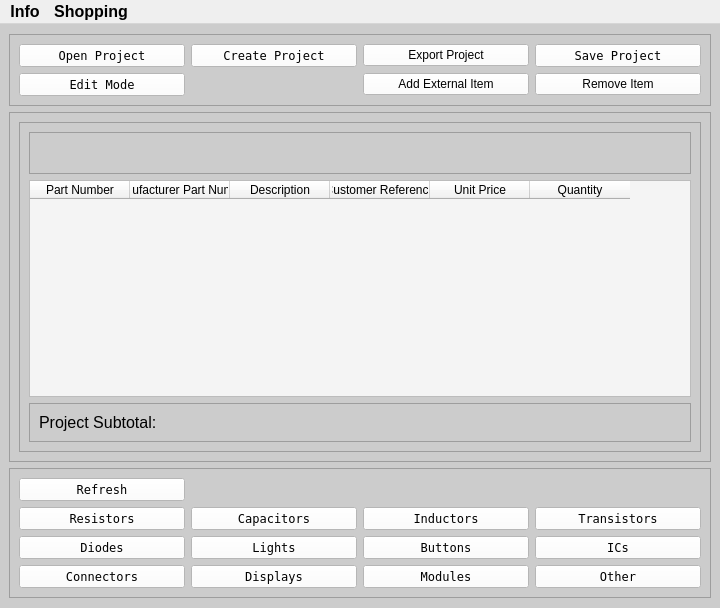
Old version of the form Program_Files/UI_Files/project_window.ui in the repository Thomas1B/Electronics-Inventory-Program.
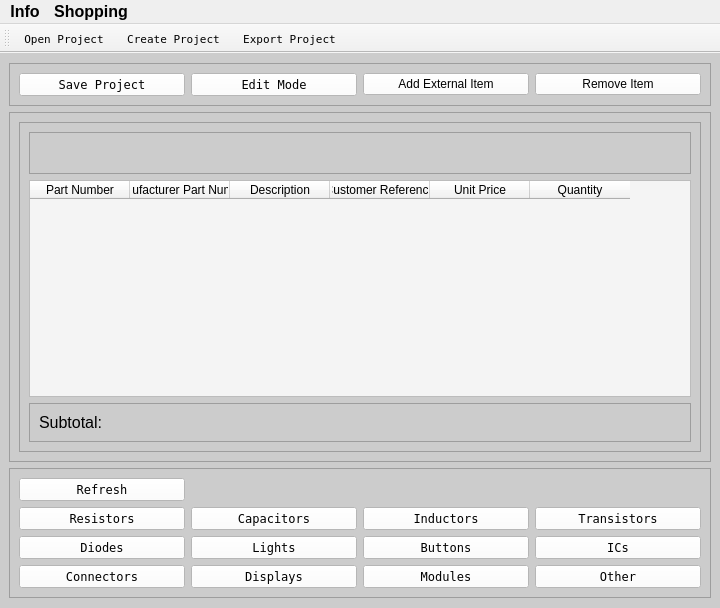
New version of the form. Icons and pictures are not drawn.

Diff of the .ui file:
```diff
--- a/Program_Files/UI_Files/project_window.ui
+++ b/Program_Files/UI_Files/project_window.ui
@@ -40,87 +40,25 @@
        <enum>QFrame::Raised</enum>
       </property>
       <layout class="QGridLayout" name="gridLayout">
-       <item row="0" column="0">
-        <widget class="QPushButton" name="btn_open_project">
-         <property name="maximumSize">
-          <size>
-           <width>16777215</width>
-           <height>16777215</height>
-          </size>
-         </property>
+       <item row="1" column="1">
+        <widget class="QPushButton" name="btn_edit_mode">
          <property name="font">
           <font>
            <family>Terminal</family>
           </font>
          </property>
-         <property name="styleSheet">
-          <string notr="true">background-color: rgb(255, 255, 255);</string>
+         <property name="cursor">
+          <cursorShape>PointingHandCursor</cursorShape>
          </property>
-         <property name="text">
-          <string>Open Project</string>
-         </property>
-         <property name="icon">
-          <iconset>
-           <normaloff>../Icons/blue-folder-open.png</normaloff>../Icons/blue-folder-open.png</iconset>
-         </property>
-        </widget>
-       </item>
-       <item row="0" column="1">
-        <widget class="QPushButton" name="btn_create_project">
-         <property name="maximumSize">
-          <size>
-           <width>16777215</width>
-           <height>16777215</height>
-          </size>
-         </property>
-         <property name="font">
-          <font>
-           <family>Terminal</family>
-          </font>
-         </property>
          <property name="styleSheet">
           <string notr="true">background-color: rgb(255, 255, 255);</string>
          </property>
          <property name="text">
-          <string>Create Project</string>
+          <string>Edit Mode</string>
          </property>
          <property name="icon">
           <iconset>
-           <normaloff>../Icons/book--pencil.png</normaloff>../Icons/book--pencil.png</iconset>
-         </property>
-        </widget>
-       </item>
-       <item row="0" column="2">
-        <widget class="QPushButton" name="btn_export_project">
-         <property name="styleSheet">
-          <string notr="true">font: 8pt &quot;Terminal&quot;;
-background-color: rgb(255, 255, 255);</string>
-         </property>
-         <property name="text">
-          <string>Export Project</string>
-         </property>
-         <property name="icon">
-          <iconset>
-           <normaloff>../Icons/blue-folder-export.png</normaloff>../Icons/blue-folder-export.png</iconset>
-         </property>
-        </widget>
-       </item>
-       <item row="0" column="3">
-        <widget class="QPushButton" name="btn_save_project">
-         <property name="font">
-          <font>
-           <family>Terminal</family>
-          </font>
-         </property>
-         <property name="styleSheet">
-          <string notr="true">background-color: rgb(255, 255, 255);</string>
-         </property>
-         <property name="text">
-          <string>Save Project</string>
-         </property>
-         <property name="icon">
-          <iconset>
-           <normaloff>../Icons/disk.png</normaloff>../Icons/disk.png</iconset>
+           <normaloff>../Icons/edit-writing-mode.png</normaloff>../Icons/edit-writing-mode.png</iconset>
          </property>
         </widget>
        </item>
@@ -155,7 +93,7 @@
         </widget>
        </item>
        <item row="1" column="0">
-        <widget class="QPushButton" name="btn_edit_mode">
+        <widget class="QPushButton" name="btn_save_project">
          <property name="font">
           <font>
            <family>Terminal</family>
@@ -165,7 +103,7 @@
           <string notr="true">background-color: rgb(255, 255, 255);</string>
          </property>
          <property name="text">
-          <string>Edit Mode</string>
+          <string>Save Project</string>
          </property>
          <property name="icon">
           <iconset>
@@ -372,7 +310,7 @@
                 </font>
                </property>
                <property name="text">
-                <string>Project Subtotal: </string>
+                <string>Subtotal:</string>
                </property>
               </widget>
              </item>
@@ -637,6 +575,26 @@
    <addaction name="menuInfo"/>
    <addaction name="menuShopping"/>
   </widget>
+  <widget class="QToolBar" name="toolBar">
+   <property name="font">
+    <font>
+     <family>Terminal</family>
+     <pointsize>8</pointsize>
+    </font>
+   </property>
+   <property name="windowTitle">
+    <string>toolBar</string>
+   </property>
+   <attribute name="toolBarArea">
+    <enum>TopToolBarArea</enum>
+   </attribute>
+   <attribute name="toolBarBreak">
+    <bool>false</bool>
+   </attribute>
+   <addaction name="actionOpen_Project"/>
+   <addaction name="actionCreate_Project"/>
+   <addaction name="actionExport_Project"/>
+  </widget>
   <action name="actionDigiKey">
    <property name="text">
     <string>DigiKey</string>
@@ -661,6 +619,21 @@
     <string>How to use Project tool</string>
    </property>
   </action>
+  <action name="actionOpen_Project">
+   <property name="text">
+    <string>Open Project</string>
+   </property>
+  </action>
+  <action name="actionCreate_Project">
+   <property name="text">
+    <string>Create Project</string>
+   </property>
+  </action>
+  <action name="actionExport_Project">
+   <property name="text">
+    <string>Export Project</string>
+   </property>
+  </action>
  </widget>
  <resources/>
  <connections/>
```
Left out of the diff: 50 changed lines with no effect on the pictures.
